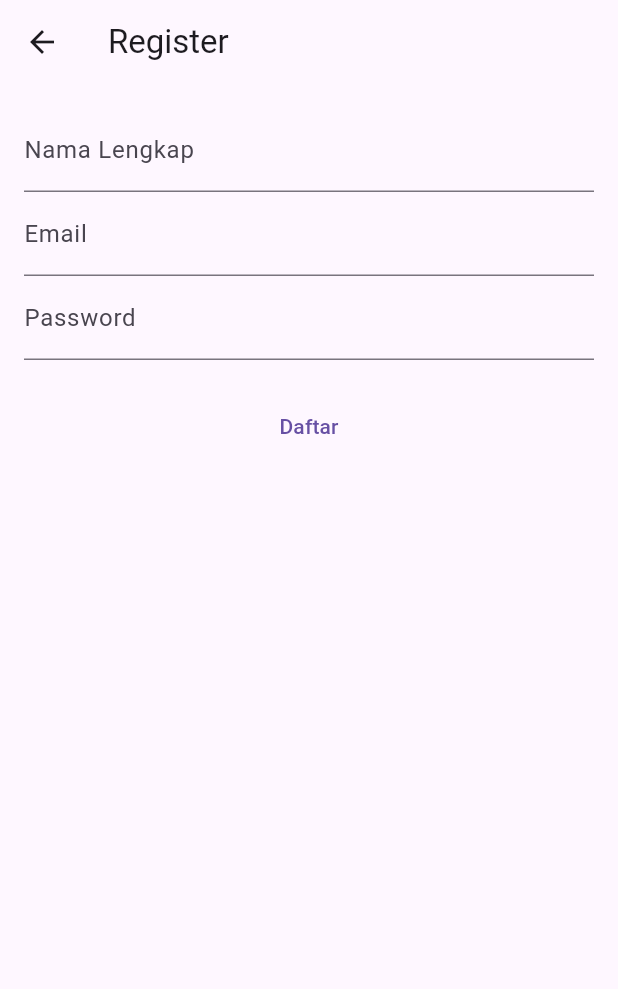
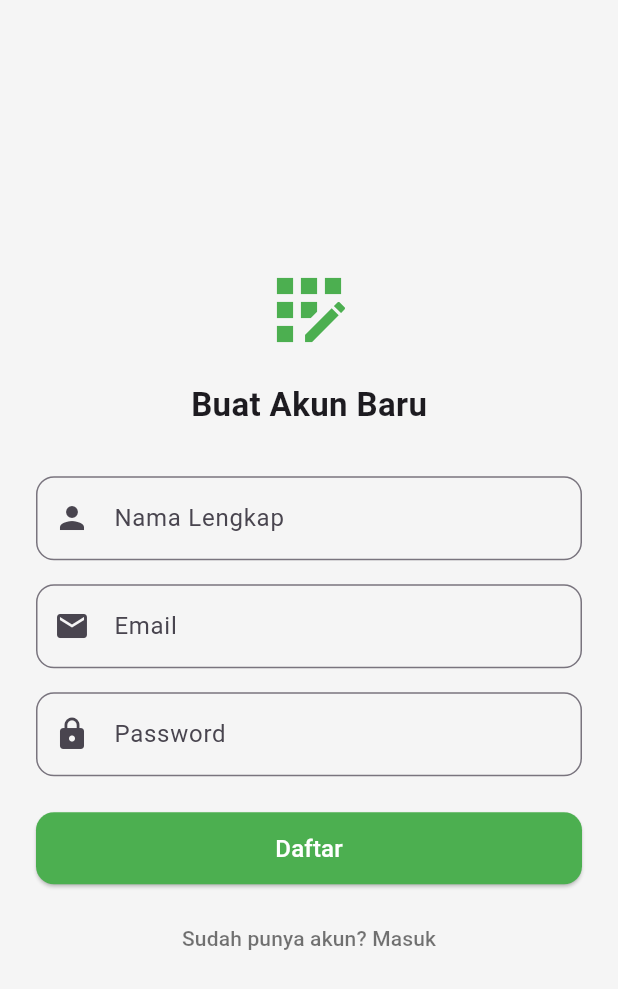
Before and after one commit to Aemiroyoo/absen_sqflite, a Flutter app: the screen it shows after launch, after a tap on "Belum punya akun? Daftar di sini", on a phone screen of 412 x 824 dp. Shown: the top 989 px of the screen. Run offline on Flutter 3.47's test engine with Material 3 defaults, Android fonts, the phone set to English and light mode, and no system bars; our stand-ins replace geocoding, geolocator, google_maps_flutter, shared_preferences, sqflite; accounts and stored records are empty.

```diff
--- a/lib/screens/absen_masuk_lokasi_screen.dart
+++ b/lib/screens/absen_masuk_lokasi_screen.dart
@@ -161,7 +161,7 @@ class _AbsenMasukLokasiScreenState extends State<AbsenMasukLokasiScreen> {
                     child: Column(
                       children: [
                         Text(
-                          'Jarak ke kantor: ${distance.toStringAsFixed(2)} meter',
+                          'Jarak ke kantor: ${distance.toStringAsFixed(1)} meter',
                           style: TextStyle(
                             fontSize: 16,
                             color: isInsideRadius ? Colors.green : Colors.red,
--- a/lib/screens/login_screen.dart
+++ b/lib/screens/login_screen.dart
@@ -1,12 +1,20 @@
+import 'package:flutter/material.dart';
 import 'package:absen_sqflite/database/db_helper.dart';
+import 'package:absen_sqflite/services/pref_services.dart';
 import 'package:absen_sqflite/screens/register_screen.dart';
-import 'package:absen_sqflite/services/pref_services.dart';
-import 'package:flutter/material.dart';
 import 'home_screen.dart';
 
-class LoginScreen extends StatelessWidget {
+class LoginScreen extends StatefulWidget {
+  const LoginScreen({Key? key}) : super(key: key);
+
+  @override
+  State<LoginScreen> createState() => _LoginScreenState();
+}
+
+class _LoginScreenState extends State<LoginScreen> {
   final TextEditingController emailController = TextEditingController();
   final TextEditingController passwordController = TextEditingController();
+  bool isPasswordVisible = false;
 
   void _login(BuildContext context) async {
     final email = emailController.text.trim();
@@ -20,44 +28,103 @@ class LoginScreen extends StatelessWidget {
         MaterialPageRoute(builder: (_) => HomeScreen()),
       );
     } else {
-      ScaffoldMessenger.of(
-        context,
-      ).showSnackBar(SnackBar(content: Text('Login Gagal')));
+      ScaffoldMessenger.of(context).showSnackBar(
+        const SnackBar(
+          content: Text('❌ Login gagal. Cek kembali email & password.'),
+        ),
+      );
     }
   }
 
   @override
   Widget build(BuildContext context) {
     return Scaffold(
-      appBar: AppBar(title: Text('Login Absensi')),
-      body: Padding(
-        padding: const EdgeInsets.all(16.0),
+      backgroundColor: Colors.grey[100],
+      body: Center(
+        child: SingleChildScrollView(
+          padding: const EdgeInsets.symmetric(horizontal: 24),
           child: Column(
+            mainAxisAlignment: MainAxisAlignment.center,
             children: [
+              const Icon(Icons.lock_outline, size: 64, color: Colors.green),
+              const SizedBox(height: 16),
+              const Text(
+                "Selamat Datang",
+                style: TextStyle(fontSize: 22, fontWeight: FontWeight.bold),
+              ),
+              const SizedBox(height: 32),
+
               TextField(
                 controller: emailController,
-              decoration: InputDecoration(labelText: 'Email'),
+                decoration: InputDecoration(
+                  prefixIcon: const Icon(Icons.email),
+                  labelText: 'Email',
+                  border: OutlineInputBorder(
+                    borderRadius: BorderRadius.circular(12),
                   ),
+                ),
+                keyboardType: TextInputType.emailAddress,
+              ),
+              const SizedBox(height: 16),
+
               TextField(
                 controller: passwordController,
-              decoration: InputDecoration(labelText: 'Password'),
-              obscureText: true,
+                obscureText: !isPasswordVisible,
+                decoration: InputDecoration(
+                  prefixIcon: const Icon(Icons.lock),
+                  labelText: 'Password',
+                  border: OutlineInputBorder(
+                    borderRadius: BorderRadius.circular(12),
                   ),
-            SizedBox(height: 20),
-            ElevatedButton(
+                  suffixIcon: IconButton(
+                    icon: Icon(
+                      isPasswordVisible
+                          ? Icons.visibility
+                          : Icons.visibility_off,
+                    ),
+                    onPressed: () {
+                      setState(() {
+                        isPasswordVisible = !isPasswordVisible;
+                      });
+                    },
+                  ),
+                ),
+              ),
+              const SizedBox(height: 24),
+
+              SizedBox(
+                width: double.infinity,
+                height: 48,
+                child: ElevatedButton(
+                  style: ElevatedButton.styleFrom(
+                    backgroundColor: Colors.green,
+                    shape: RoundedRectangleBorder(
+                      borderRadius: BorderRadius.circular(12),
+                    ),
+                  ),
                   onPressed: () => _login(context),
-              child: Text('Login'),
+                  child: const Text(
+                    "Login",
+                    style: TextStyle(fontSize: 16, color: Colors.white),
                   ),
+                ),
+              ),
+              const SizedBox(height: 12),
+
               TextButton(
                 onPressed: () {
-                Navigator.push(
+                  Navigator.pushReplacement(
                     context,
                     MaterialPageRoute(builder: (_) => RegisterScreen()),
                   );
                 },
-              child: Text('Belum punya akun? Daftar di sini'),
+                child: const Text(
+                  "Belum punya akun? Daftar di sini",
+                  style: TextStyle(color: Colors.black54),
+                ),
               ),
             ],
+          ),
         ),
       ),
     );
--- a/lib/screens/register_screen.dart
+++ b/lib/screens/register_screen.dart
@@ -8,9 +8,10 @@ class RegisterScreen extends StatelessWidget {
   final TextEditingController emailController = TextEditingController();
   final TextEditingController passwordController = TextEditingController();
 
-  // ✅ Fungsi validasi email
   bool isValidEmail(String email) {
-    return RegExp(r'^[\w-\.]+@([\w-]+\.)+[\w-]{2,4}$').hasMatch(email);
+    return RegExp(
+      r'^[\w-\.]+@([\w-]+\.)+[\w-]{2,4}$',
+    ).hasMatch(email); // sturuktur email menggunakan regex
   }
 
   void _register(BuildContext context) async {
@@ -18,28 +19,36 @@ class RegisterScreen extends StatelessWidget {
     String email = emailController.text.trim();
     String password = passwordController.text.trim();
 
-    // if (!isValidEmail(email)) {
-    //   ScaffoldMessenger.of(
-    //     context,
-    //   ).showSnackBar(SnackBar(content: Text('Format email tidak valid.')));
-    //   return;
-    // }
+    if (name.isEmpty || email.isEmpty || password.isEmpty) {
+      ScaffoldMessenger.of(context).showSnackBar(
+        const SnackBar(content: Text('❗ Semua field wajib diisi')),
+      );
+      return;
+    }
 
-    // if (password.length < 7) {
-    //   ScaffoldMessenger.of(
-    //     context,
-    //   ).showSnackBar(SnackBar(content: Text('Password minimal 7 karakter.')));
-    //   return;
-    // }
+    if (!isValidEmail(email)) {
+      ScaffoldMessenger.of(context).showSnackBar(
+        const SnackBar(content: Text('❗ Format email tidak valid')),
+      );
+      return;
+    }
 
-    if (email.isNotEmpty && password.isNotEmpty) {
+    if (password.length < 7) {
+      ScaffoldMessenger.of(context).showSnackBar(
+        const SnackBar(content: Text('❗ Password minimal 7 karakter')),
+      );
+      return;
+    }
+
     try {
       await DBHelper.insertUser(
         UserModel(name: name, email: email, password: password),
       );
-        ScaffoldMessenger.of(context).showSnackBar(
-          SnackBar(content: Text('Register berhasil! Silakan login.')),
-        );
+
+      ScaffoldMessenger.of(
+        context,
+      ).showSnackBar(const SnackBar(content: Text('✅ Pendaftaran berhasil!')));
+
       Navigator.pushReplacement(
         context,
         MaterialPageRoute(builder: (_) => LoginScreen()),
@@ -47,85 +56,99 @@ class RegisterScreen extends StatelessWidget {
     } catch (e) {
       ScaffoldMessenger.of(
         context,
-        ).showSnackBar(SnackBar(content: Text('Email sudah terdaftar.')));
-      }
-    } else {
-      ScaffoldMessenger.of(
-        context,
-      ).showSnackBar(SnackBar(content: Text('Isi semua field.')));
+      ).showSnackBar(const SnackBar(content: Text('❗ Email sudah terdaftar')));
     }
   }
 
   @override
   Widget build(BuildContext context) {
     return Scaffold(
-      appBar: AppBar(title: Text('Register')),
-      body: Padding(
-        padding: const EdgeInsets.all(16.0),
+      backgroundColor: Colors.grey[100],
+      body: Center(
+        child: SingleChildScrollView(
+          padding: const EdgeInsets.symmetric(horizontal: 24),
           child: Column(
+            mainAxisAlignment: MainAxisAlignment.center,
             children: [
+              const Icon(Icons.app_registration, size: 64, color: Colors.green),
+              const SizedBox(height: 16),
+              const Text(
+                "Buat Akun Baru",
+                style: TextStyle(fontSize: 22, fontWeight: FontWeight.bold),
+              ),
+              const SizedBox(height: 32),
+
               TextField(
                 controller: nameController,
                 decoration: InputDecoration(
+                  prefixIcon: const Icon(Icons.person),
                   labelText: 'Nama Lengkap',
-                // hintText: 'Dimas Pratama',
+                  border: OutlineInputBorder(
+                    borderRadius: BorderRadius.circular(12),
                   ),
                 ),
-            // SizedBox(height: 16),
+              ),
+              const SizedBox(height: 16),
+
               TextField(
                 controller: emailController,
-              decoration: InputDecoration(labelText: 'Email'),
+                decoration: InputDecoration(
+                  prefixIcon: const Icon(Icons.email),
+                  labelText: 'Email',
+                  border: OutlineInputBorder(
+                    borderRadius: BorderRadius.circular(12),
                   ),
+                ),
+                keyboardType: TextInputType.emailAddress,
+              ),
+              const SizedBox(height: 16),
+
               TextField(
                 controller: passwordController,
-              decoration: InputDecoration(labelText: 'Password'),
+                decoration: InputDecoration(
+                  prefixIcon: const Icon(Icons.lock),
+                  labelText: 'Password',
+                  border: OutlineInputBorder(
+                    borderRadius: BorderRadius.circular(12),
+                  ),
+                ),
                 obscureText: true,
               ),
-            SizedBox(height: 20),
+              const SizedBox(height: 24),
+
+              SizedBox(
+                width: double.infinity,
+                height: 48,
+                child: ElevatedButton(
+                  style: ElevatedButton.styleFrom(
+                    backgroundColor: Colors.green,
+                    shape: RoundedRectangleBorder(
+                      borderRadius: BorderRadius.circular(12),
+                    ),
+                  ),
+                  onPressed: () => _register(context),
+                  child: const Text(
+                    "Daftar",
+                    style: TextStyle(fontSize: 16, color: Colors.white),
+                  ),
+                ),
+              ),
+              const SizedBox(height: 12),
+
               TextButton(
-              onPressed: () async {
-                String name = nameController.text.trim();
-                String email = emailController.text.trim();
-                String password = passwordController.text.trim();
-
-                if (name.isEmpty) {
-                  ScaffoldMessenger.of(context).showSnackBar(
-                    SnackBar(content: Text('Nama tidak boleh kosong.')),
-                  );
-                  return;
-                }
-
-                if (!isValidEmail(email)) {
-                  ScaffoldMessenger.of(context).showSnackBar(
-                    SnackBar(content: Text('Format email tidak valid.')),
-                  );
-                  return;
-                }
-
-                if (password.length < 7) {
-                  ScaffoldMessenger.of(context).showSnackBar(
-                    SnackBar(content: Text('Password minimal 7 karakter.')),
-                  );
-                  return;
-                }
-
-                await DBHelper.insertUser(
-                  UserModel(name: name, email: email, password: password),
-                );
-
-                ScaffoldMessenger.of(context).showSnackBar(
-                  SnackBar(content: Text('Pendaftaran berhasil!')),
-                );
-
+                onPressed: () {
                   Navigator.pushReplacement(
                     context,
                     MaterialPageRoute(builder: (_) => LoginScreen()),
                   );
                 },
-
-              child: Text("Daftar"),
+                child: const Text(
+                  "Sudah punya akun? Masuk",
+                  style: TextStyle(color: Colors.black54),
+                ),
               ),
             ],
+          ),
         ),
       ),
     );
```
Also changed, not shown: lib/database/db_helper.dart (+10 -0 lines), lib/screens/absen_keluar_lokasi_screen.dart (+5 -2 lines), lib/screens/edit_profile_screen.dart (added, +79 -0 lines), lib/screens/home_screen.dart (+30 -9 lines), lib/services/absen_services.dart (+13 -12 lines), pubspec.lock. Lines whose indentation alone changed are shown as unchanged.
